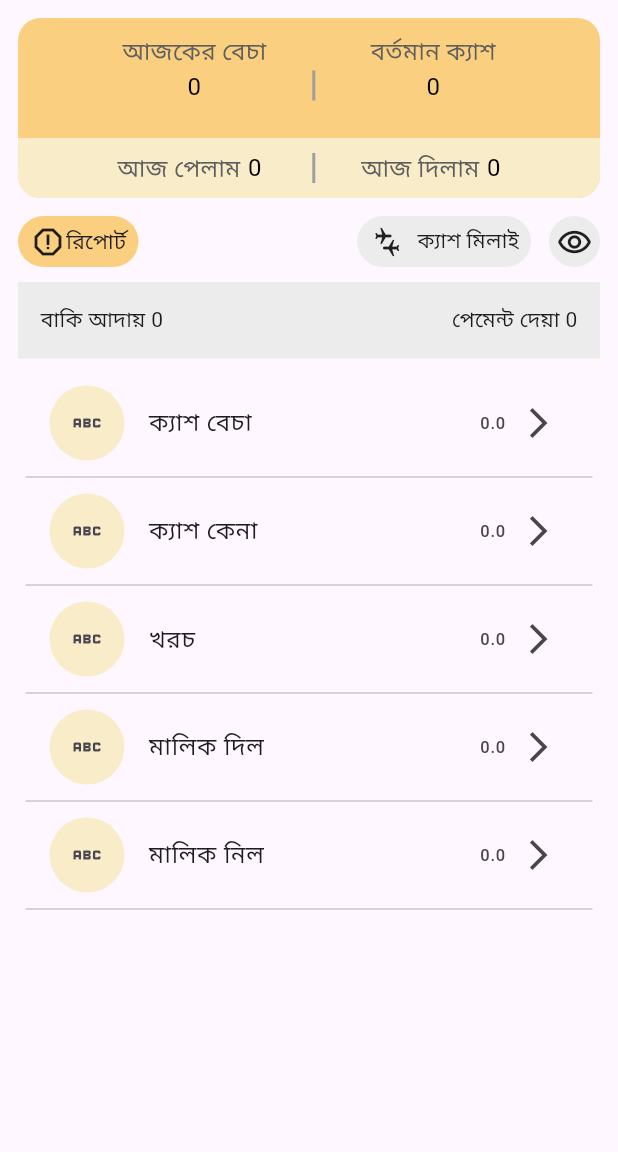
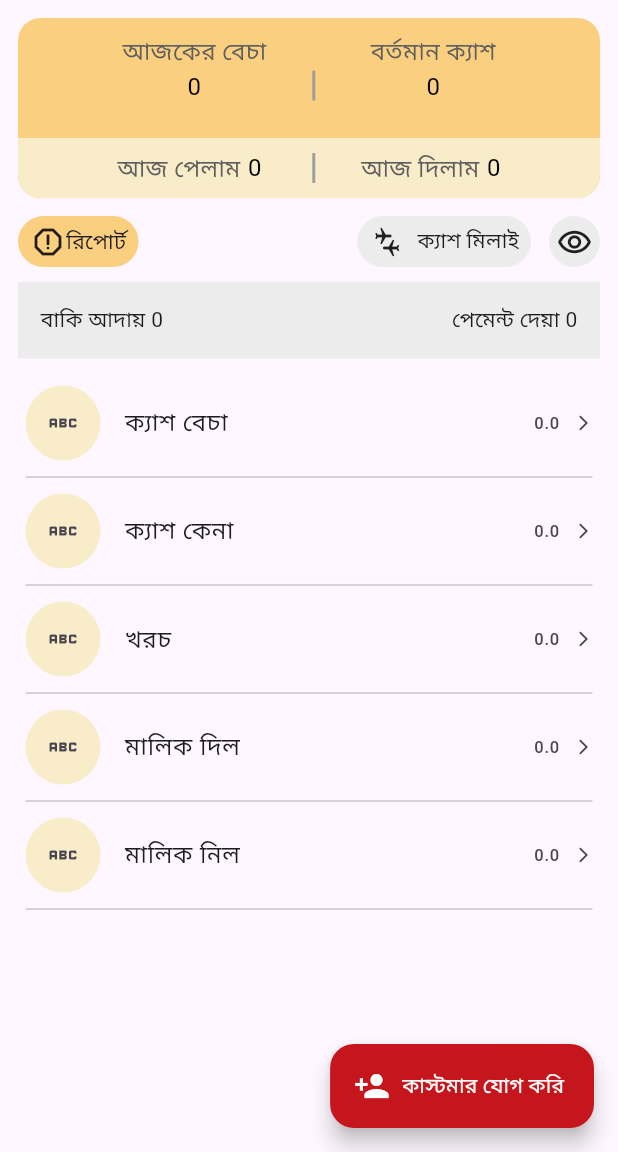
Before and after one commit to RakibulIslam10/Tally_Khata_Pro, a Flutter app: the CashBoxScreen screen opened directly, on a phone screen of 412 x 824 dp, the part 84-1236 px from its top. Run offline on Flutter 3.47's test engine with Material 3 defaults, Android fonts, the phone set to English and light mode, and no system bars; our stand-ins replace device_preview, flutter_animate, get, lottie.

Commit message:
Updated by Khairul for CashboxScreen with releted screens

```diff
--- a/lib/Screens/Cash_Box_Screen.dart
+++ b/lib/Screens/Cash_Box_Screen.dart
@@ -2,6 +2,7 @@ import 'package:flutter/material.dart';
 import 'package:talikhatapro/Utils/All_Image.dart';
 import 'package:talikhatapro/Utils/App_Color.dart';
 import 'package:talikhatapro/Utils/Const.dart';
+import 'package:talikhatapro/Widget/Fab_Button.dart';
 import 'package:talikhatapro/Widget/bodyList.dart';
 import 'package:talikhatapro/Widget/cashboxDetails.dart';
 import 'package:talikhatapro/Widget/reportWidget.dart';
@@ -10,6 +11,7 @@ class CashBoxScreen extends StatelessWidget {
 
   @override
   Widget build(BuildContext context) {
+
     return Scaffold(
       appBar: AppBar(
         backgroundColor: AppColors.backgroundColor,
@@ -87,6 +89,6 @@ class CashBoxScreen extends StatelessWidget {
           ),
         ),
       ),
-    );
+        floatingActionButton: fabButton(context));
   }
 }
--- a/lib/Screens/Main_Botom_Nav_Screen.dart
+++ b/lib/Screens/Main_Botom_Nav_Screen.dart
@@ -55,7 +55,6 @@ class _MainBottomNavScreenState extends State<MainBottomNavScreen> {
           ],
         ),
       ),
-      floatingActionButton: fabButton(context),
     );
   }
 }
--- a/lib/Widget/bodyList.dart
+++ b/lib/Widget/bodyList.dart
@@ -26,6 +26,7 @@ class BodyList extends StatelessWidget {
     return Column(
       children: [
         ListTile(
+          contentPadding: EdgeInsets.zero,
           leading: Container(
             height: 50,
             width: 50,
@@ -43,7 +44,7 @@ class BodyList extends StatelessWidget {
             children: [
               Text('0.0'),
               SizedBox(width: 10),
-              Icon(Icons.arrow_forward_ios_sharp),
+              Icon(Icons.arrow_forward_ios_sharp, size: 12,),
             ],
           ),
         ),
```
Also changed, not shown: lib/Screens/Menu_Screen.dart (+6 -2 lines), lib/Screens/Tally_Screen.dart (+12 -26 lines), lib/app.dart (+4 -3 lines), lib/Screens/wallet_screen.dart (added).
